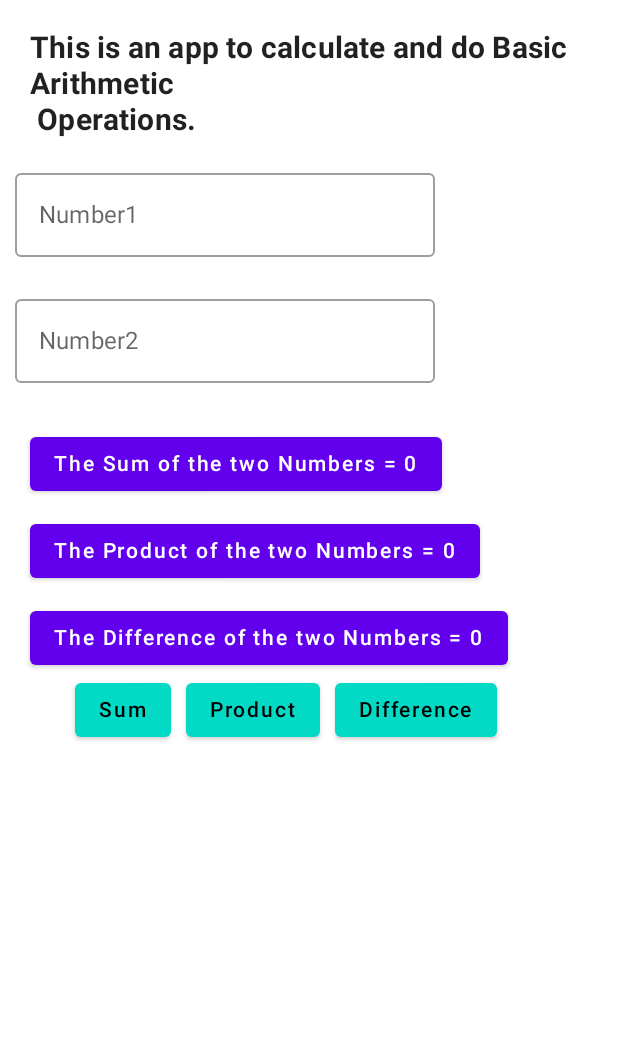
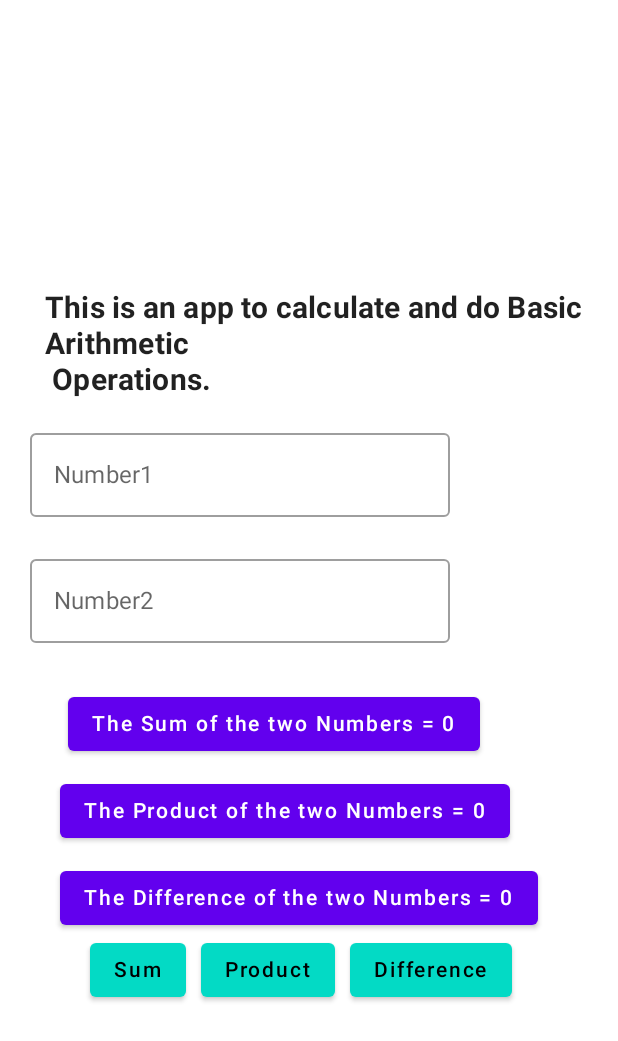
Before and after one commit to OGOLA-SOSPETER/CalculatorApp, an Android app built with Jetpack Compose: the screen it shows after launch (MainActivity), on a phone screen of 412 x 824 dp. Shown: the top 1041 px of the screen. Run offline under Robolectric (Android 15) with nearby library versions, the phone set to English and light mode, and no system bars.

Commit message:
My Calculator App Updates

```diff
--- a/app/src/main/java/com/developerapplications/calculatorapp/MainActivity.kt
+++ b/app/src/main/java/com/developerapplications/calculatorapp/MainActivity.kt
@@ -41,7 +41,8 @@ fun Arithmetic() {
     var sum by rememberSaveable{mutableStateOf(0)}
     var product by rememberSaveable{mutableStateOf(0)}
     var sub by rememberSaveable{mutableStateOf(0)}
-    Column {
+    Column (verticalArrangement = Arrangement.Center,
+    modifier = Modifier.padding(top = 10.dp,start = 10.dp,end = 10.dp)){
         Text(
             AnnotatedString(text = "This is an app to calculate and do Basic Arithmetic\n Operations."),
         Modifier.offset(20.dp,20.dp),
@@ -70,17 +71,17 @@ fun Arithmetic() {
 
         )
 
-        Button(modifier = Modifier.offset(20.dp,30.dp),onClick = {  }) {
+        Button(modifier = Modifier.offset(35.dp,30.dp),onClick = {  }) {
             Text(text = "The Sum of the two Numbers = $sum")
         }
         Spacer(modifier = Modifier.height(10.dp))
 
-        Button(modifier = Modifier.offset(20.dp,30.dp),onClick = {  }) {
+        Button(modifier = Modifier.offset(30.dp,30.dp),onClick = {  }) {
             Text(text = "The Product of the two Numbers = $product")
         }
         Spacer(modifier = Modifier.height(10.dp))
 
-        Button(modifier = Modifier.offset(20.dp,30.dp),onClick = {  }) {
+        Button(modifier = Modifier.offset(30.dp,30.dp),onClick = {  }) {
             Text(text = "The Difference of the two Numbers = $sub")
         }
         Spacer(modifier = Modifier.height(20.dp))
```
